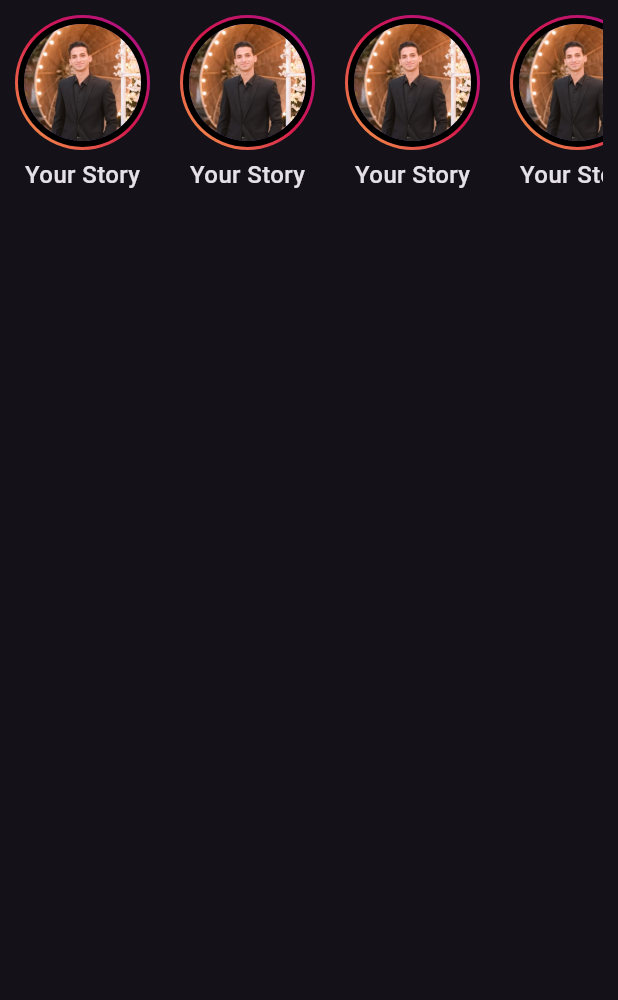
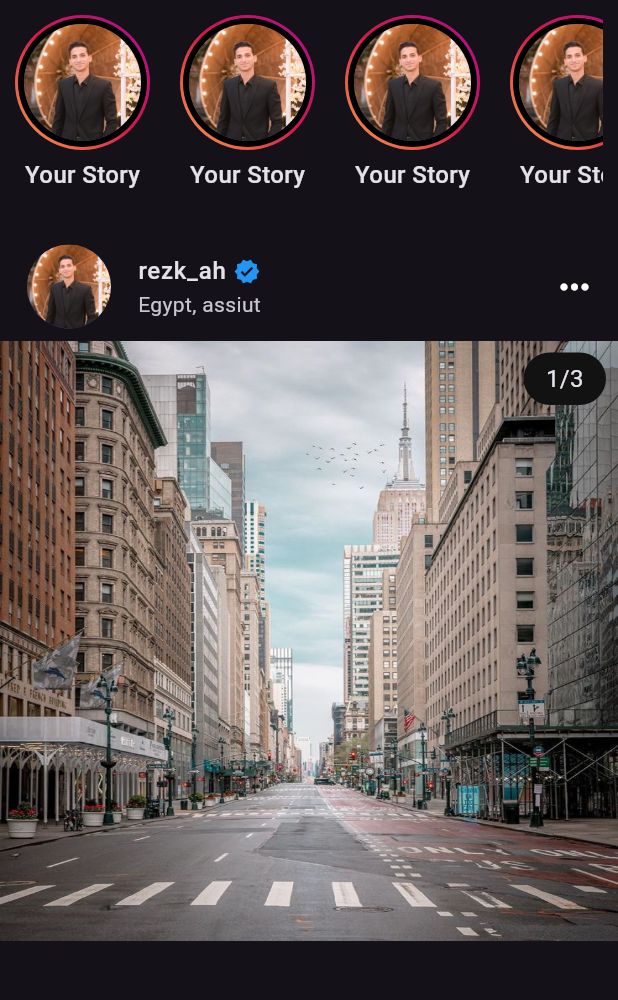
Before and after one commit to a7medrezk28/insta, a Flutter app: the HomeView screen opened directly, on a phone screen of 412 x 824 dp, the part 84-1084 px from its top. Run offline on Flutter 3.47's test engine with Material 3 defaults, Android fonts, the phone set to English and light mode, and no system bars.

Commit message:
add post item

```diff
--- /dev/null
+++ b/lib/views/home/widgets/custom_post_item.dart
@@ -0,0 +1,48 @@
+import 'package:flutter/material.dart';
+import 'package:insta/views/home/widgets/top_section_in_post_item.dart';
+class CustomPostItem extends StatelessWidget {
+  const CustomPostItem({
+    super.key,
+  });
+
+  @override
+  Widget build(BuildContext context) {
+    return Column(
+      children: [
+        Padding(
+          padding: const EdgeInsets.only(top: 25.0),
+          child: TopSectionInPostItem(),
+        ),
+        SizedBox(
+          height: 400,
+          child: Stack(
+            children: [
+              PageView(
+                children: [
+                  Image.asset("assets/images/img_post1.jpeg",width: double.infinity,fit: BoxFit.fill,),
+                  Image.asset("assets/images/img_post2.jpeg",width: double.infinity,fit: BoxFit.fill,),
+                  Image.asset("assets/images/img_post3.jpeg",width: double.infinity,fit: BoxFit.fill,),
+                ],
+              ),
+              Positioned(
+                top: 8,
+                right: 8,
+                child: Container(
+                  height: 35,
+                  width: 55,
+                  decoration: BoxDecoration(
+                    borderRadius: BorderRadius.circular(30),
+                    color: Color(0xff121212)
+                  ),
+                  child: Center(child: Text("1/3",style: TextStyle(
+                    fontSize: 16
+                  ),)),
+                ),
+              )
+            ],
+          ),
+        )
+      ],
+    );
+  }
+}
--- a/lib/views/home/widgets/home_view_body.dart
+++ b/lib/views/home/widgets/home_view_body.dart
@@ -1,5 +1,7 @@
 import 'package:flutter/material.dart';
 import 'package:insta/views/home/widgets/stories_list_view.dart';
+
+import 'custom_post_item.dart';
 
 class HomeViewBody extends StatelessWidget {
   const HomeViewBody({super.key});
@@ -10,7 +12,7 @@ class HomeViewBody extends StatelessWidget {
       children: [
         SizedBox(height: 10),
         StoryListView(),
-        Row(children: []),
+        CustomPostItem(),
       ],
     );
   }
--- /dev/null
+++ b/lib/views/home/widgets/top_section_in_post_item.dart
@@ -0,0 +1,36 @@
+import 'package:flutter/material.dart';
+class TopSectionInPostItem extends StatelessWidget {
+  const TopSectionInPostItem({
+    super.key,
+  });
+
+  @override
+  Widget build(BuildContext context) {
+    return Row(
+      children: [
+        Expanded(
+          child: ListTile(
+            leading: CircleAvatar(
+              radius: 30,
+              backgroundImage: AssetImage("assets/images/me.png"),
+            ),
+            title: Row(
+              children: [
+                Text("rezk_ah",style: TextStyle(fontWeight: FontWeight.w500),),
+                Padding(
+                  padding: const EdgeInsets.only(left: 5.0),
+                  child: Icon(Icons.verified,color: Colors.blue,size: 18,),
+                )
+              ],
+            ),
+            subtitle: Text("Egypt, assiut"),
+          ),
+        ),
+        Padding(
+          padding: const EdgeInsets.only(right: 15.0),
+          child: Icon(Icons.more_horiz,size: 28,),
+        )
+      ],
+    );
+  }
+}
```
Also changed, not shown: assets/images/download.jpeg (added), assets/images/image.png (added), assets/images/img_post1.jpeg (added), assets/images/img_post2.jpeg (added), assets/images/img_post3.jpeg (added).
